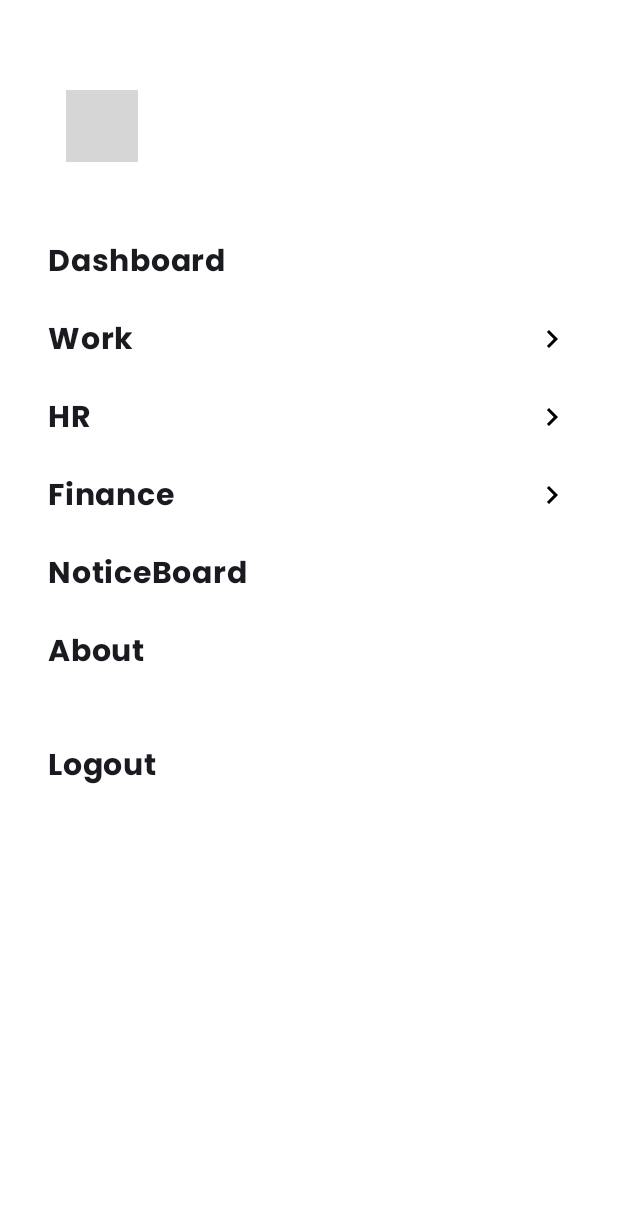
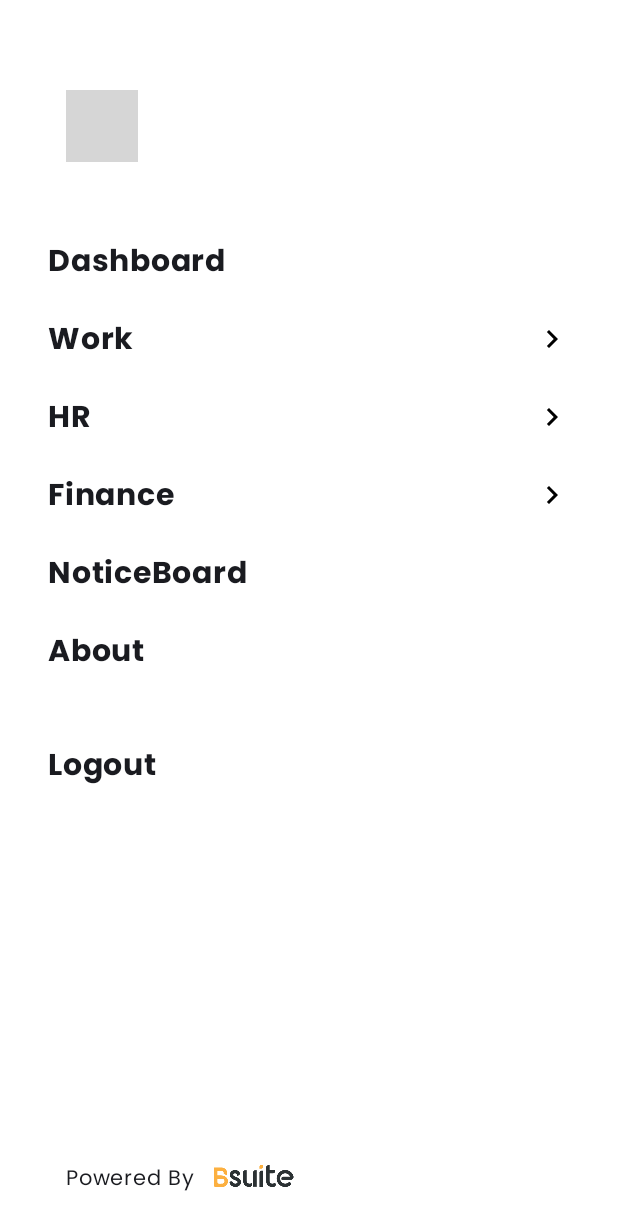
Before and after one commit to DilankaSL4P/FourPixel-HR, an Android app built with Jetpack Compose: the composable sideDrawer called with empty values, on a phone screen of 412 x 824 dp. Shown: the top 1230 px of the screen. Run offline under Robolectric (Android 15) with nearby library versions, the phone set to English and light mode, and no system bars; pictures from the network do not load; grey boxes are pictures that could not be loaded.

Commit message:
UI enhancements

```diff
--- a/app/src/main/AndroidManifest.xml
+++ b/app/src/main/AndroidManifest.xml
@@ -2,6 +2,9 @@
 <manifest xmlns:android="http://schemas.android.com/apk/res/android"
     xmlns:tools="http://schemas.android.com/tools">
     <uses-permission android:name="android.permission.INTERNET" />
+    <uses-permission android:name="android.permission.ACCESS_FINE_LOCATION"/>
+    <uses-permission android:name="android.permission.ACCESS_COARSE_LOCATION"/>
+    <uses-permission android:name="android.permission.ACCESS_BACKGROUND_LOCATION"/>
 
     <application
         android:allowBackup="true"
--- a/app/src/main/java/com/fourpixel/fourpixelhrapplication/DashBoardSection/SideNavBar.kt
+++ b/app/src/main/java/com/fourpixel/fourpixelhrapplication/DashBoardSection/SideNavBar.kt
@@ -32,8 +32,10 @@ import androidx.compose.ui.unit.sp
 import androidx.compose.material.icons.Icons
 import androidx.compose.material.icons.outlined.KeyboardArrowDown
 import androidx.compose.material.icons.outlined.KeyboardArrowRight
+import androidx.compose.ui.res.painterResource
 import androidx.navigation.NavController
 import coil.compose.rememberAsyncImagePainter
+import com.fourpixel.fourpixelhrapplication.R
 import com.fourpixel.fourpixelhrapplication.ui.theme.poppinsFontFamily
 
 data class MenuItem(val label: String, val children: List<String> = emptyList())
@@ -170,5 +172,21 @@ fun sideDrawer(navController: NavController, userName: String, userImageUrl: Str
                 }
             }
         }
+        Spacer(modifier = Modifier.height(230.dp))
+        Row(verticalAlignment = Alignment.CenterVertically) {
+            Spacer(modifier = Modifier.width(24.dp))
+            Text(
+                text = "Powered By",
+                fontFamily = poppinsFontFamily,
+
+                fontSize = 14.sp
+            )
+            Spacer(modifier = Modifier.width(8.dp))
+            Image(
+                painter = painterResource(id = R.drawable.bsuite),
+                contentDescription = "BSuite Logo",
+                modifier = Modifier.size(60.dp)
+            )
+        }
     }
 }
```
Also changed, not shown: app/src/main/java/com/fourpixel/fourpixelhrapplication/LoginSection/Authentication Page.kt (+6 -1 lines), app/src/main/res/drawable/bsuite.png (added).
